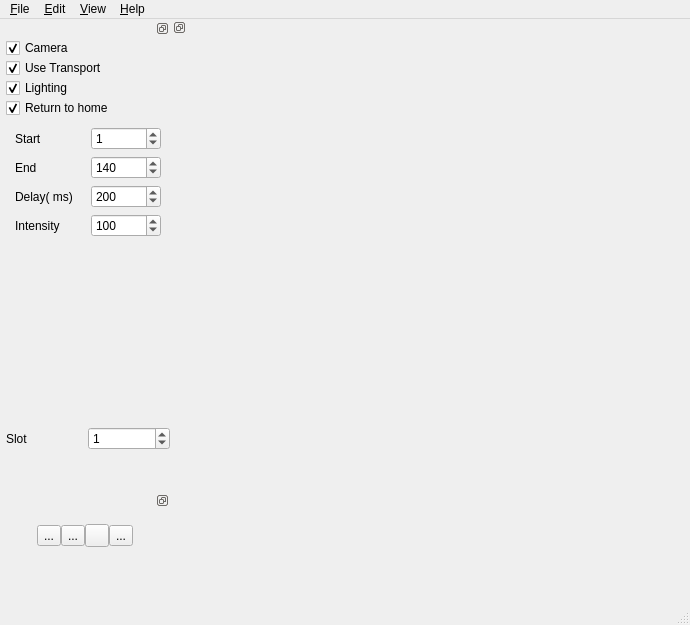
This is qt-mechascan/mainwindow.ui in codebuk/mechascan as Qt 5 draws it before an edit. The edited form follows.
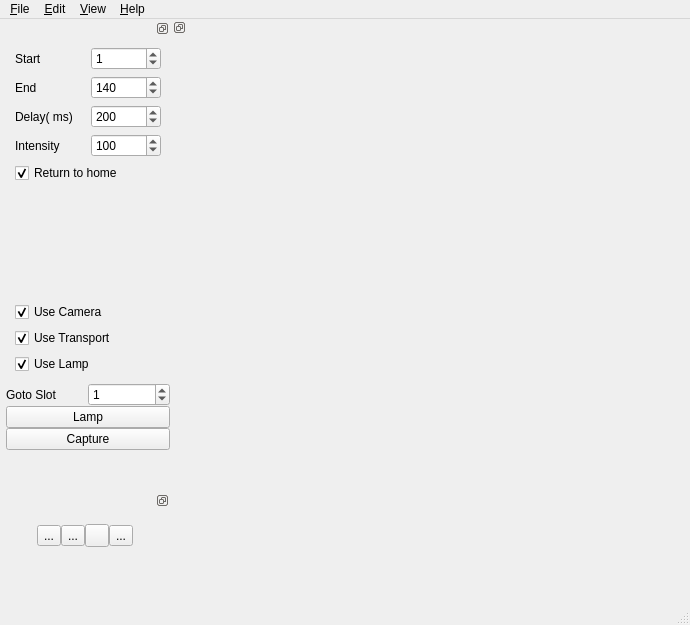
This is the edited form. Icons and pictures are not drawn.

```diff
--- a/qt-mechascan/mainwindow.ui
+++ b/qt-mechascan/mainwindow.ui
@@ -93,62 +93,6 @@
           <property name="leftMargin">
            <number>6</number>
           </property>
-          <item>
-           <widget class="QCheckBox" name="check_cam">
-            <property name="text">
-             <string>Camera </string>
-            </property>
-            <property name="checked">
-             <bool>true</bool>
-            </property>
-            <property name="tristate">
-             <bool>true</bool>
-            </property>
-           </widget>
-          </item>
-          <item>
-           <widget class="QCheckBox" name="check_tpt">
-            <property name="text">
-             <string>Use Transport</string>
-            </property>
-            <property name="checked">
-             <bool>true</bool>
-            </property>
-            <property name="tristate">
-             <bool>true</bool>
-            </property>
-           </widget>
-          </item>
-          <item>
-           <widget class="QCheckBox" name="check_led">
-            <property name="text">
-             <string>Lighting</string>
-            </property>
-            <property name="checked">
-             <bool>true</bool>
-            </property>
-            <property name="tristate">
-             <bool>true</bool>
-            </property>
-           </widget>
-          </item>
-          <item>
-           <widget class="QCheckBox" name="cb_auto_home">
-            <property name="styleSheet">
-             <string notr="true">font: 9pt &quot;Cqlineargradient(spread:pad, x1:0, y1:0, x2:1, y2:0, stop:0 rgba(0, 0, 0, 255), stop:1 rgba(255, 255, 255, 255))rgb(255, 255, 255)antarell&quot;;
-font: 11pt &quot;Carlito&quot;;</string>
-            </property>
-            <property name="text">
-             <string>Return to home</string>
-            </property>
-            <property name="checked">
-             <bool>true</bool>
-            </property>
-            <property name="tristate">
-             <bool>false</bool>
-            </property>
-           </widget>
-          </item>
           <item>
            <widget class="QWidget" name="widget_2" native="true"/>
           </item>
@@ -268,7 +212,7 @@
                </property>
               </widget>
              </item>
-             <item row="5" column="0">
+             <item row="6" column="0">
               <spacer name="verticalSpacer">
                <property name="orientation">
                 <enum>Qt::Vertical</enum>
@@ -281,6 +225,62 @@
                </property>
               </spacer>
              </item>
+             <item row="8" column="0" colspan="2">
+              <widget class="QCheckBox" name="check_tpt">
+               <property name="text">
+                <string>Use Transport</string>
+               </property>
+               <property name="checked">
+                <bool>true</bool>
+               </property>
+               <property name="tristate">
+                <bool>false</bool>
+               </property>
+              </widget>
+             </item>
+             <item row="9" column="0" colspan="2">
+              <widget class="QCheckBox" name="check_led">
+               <property name="text">
+                <string>Use Lamp</string>
+               </property>
+               <property name="checked">
+                <bool>true</bool>
+               </property>
+               <property name="tristate">
+                <bool>false</bool>
+               </property>
+              </widget>
+             </item>
+             <item row="7" column="0" colspan="2">
+              <widget class="QCheckBox" name="check_cam">
+               <property name="text">
+                <string>Use Camera </string>
+               </property>
+               <property name="checked">
+                <bool>true</bool>
+               </property>
+               <property name="tristate">
+                <bool>false</bool>
+               </property>
+              </widget>
+             </item>
+             <item row="5" column="0" colspan="2">
+              <widget class="QCheckBox" name="cb_auto_home">
+               <property name="styleSheet">
+                <string notr="true">font: 9pt &quot;Cqlineargradient(spread:pad, x1:0, y1:0, x2:1, y2:0, stop:0 rgba(0, 0, 0, 255), stop:1 rgba(255, 255, 255, 255))rgb(255, 255, 255)antarell&quot;;
+font: 11pt &quot;Carlito&quot;;</string>
+               </property>
+               <property name="text">
+                <string>Return to home</string>
+               </property>
+               <property name="checked">
+                <bool>true</bool>
+               </property>
+               <property name="tristate">
+                <bool>false</bool>
+               </property>
+              </widget>
+             </item>
             </layout>
            </widget>
           </item>
@@ -317,12 +317,32 @@
                </font>
               </property>
               <property name="text">
-               <string>Slot</string>
+               <string>Goto Slot</string>
+              </property>
+             </widget>
+            </item>
+            <item row="1" column="0" colspan="2">
+             <widget class="QPushButton" name="pushButton">
+              <property name="text">
+               <string>Lamp</string>
+              </property>
+              <property name="checkable">
+               <bool>true</bool>
+              </property>
+              <property name="checked">
+               <bool>false</bool>
               </property>
              </widget>
             </item>
            </layout>
           </item>
+          <item>
+           <widget class="QPushButton" name="pushButton_2">
+            <property name="text">
+             <string>Capture</string>
+            </property>
+           </widget>
+          </item>
          </layout>
         </item>
        </layout>
```
